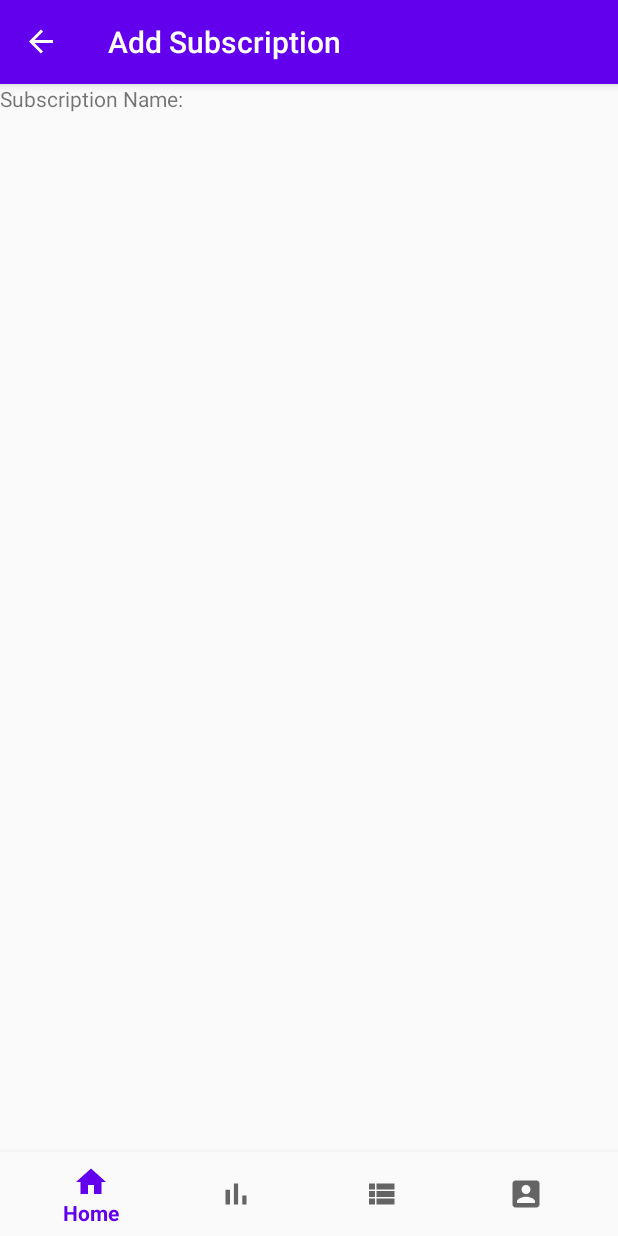
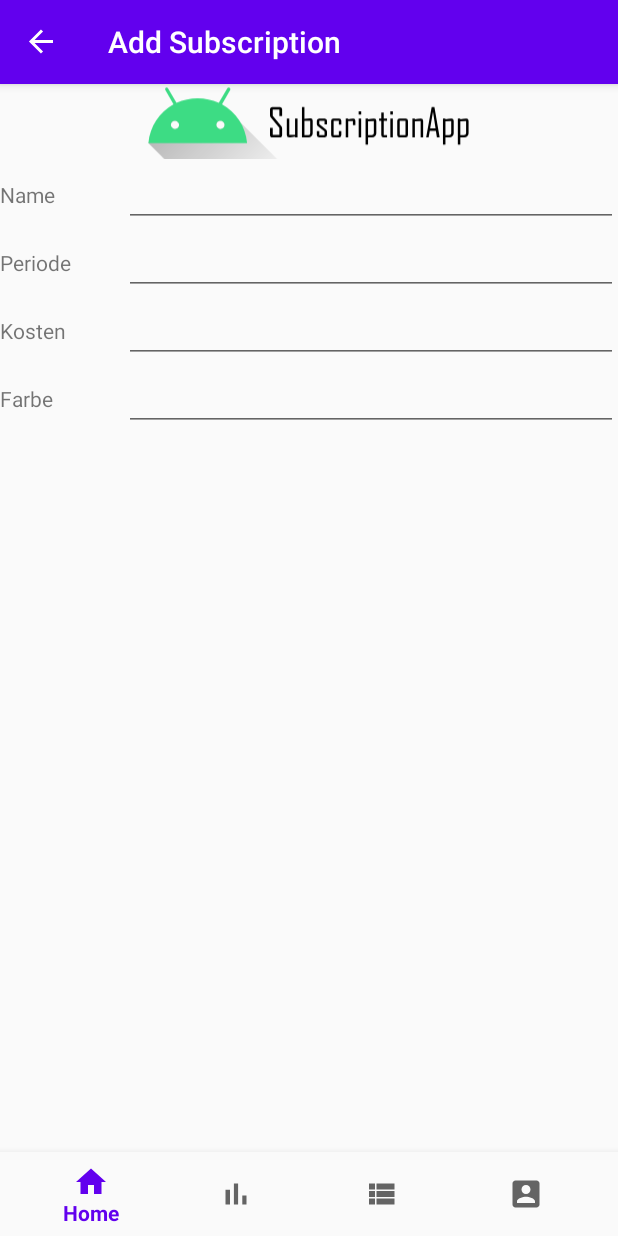
Before and after one commit to Marvin2611/SubscriptionApp, an Android app: the SubListAddFragment screen opened through its navigation route, on a phone screen of 412 x 824 dp. Run offline under Robolectric (Android 15) with nearby library versions, the phone set to English and light mode, and no system bars; our stand-ins replace navigation-ui; libraries missing offline, so code that uses them is left out: com.github.mikephil.charting; 13 statements that could not run were skipped.

```diff
--- a/app/src/main/res/layout/fragment_sublistadd.xml
+++ b/app/src/main/res/layout/fragment_sublistadd.xml
@@ -16,10 +16,85 @@
             android:layout_width="match_parent"
             android:layout_height="match_parent"
             android:orientation="vertical">
-            <TextView
-                android:layout_width="wrap_content"
+            <ImageView
+                android:id="@+id/imageView"
+                android:layout_width="match_parent"
+                android:layout_height="50dp"
+                android:scaleType="centerCrop"
+                android:adjustViewBounds="true"
+                android:src="@drawable/ic_banner_foreground" />
+           <LinearLayout
+               android:layout_width="match_parent"
+               android:layout_height="wrap_content"
+               android:orientation="horizontal">
+               <TextView
+                   android:layout_width="match_parent"
+                   android:layout_height="wrap_content"
+                   android:layout_weight=".8"
+                   android:text="Name"/>
+               <EditText
+                   android:layout_width="match_parent"
+                   android:layout_height="wrap_content"
+                   android:layout_weight=".2"
+                   android:ems="10"
+                   android:inputType="textPersonName" />
+           </LinearLayout>
+            <LinearLayout
+                android:layout_width="match_parent"
                 android:layout_height="wrap_content"
-                android:text="Subscription Name:"/>
+                android:orientation="horizontal">
+                <TextView
+                    android:layout_width="match_parent"
+                    android:layout_height="wrap_content"
+                    android:layout_weight=".8"
+                    android:text="Periode"/>
+                <EditText
+                    android:layout_width="match_parent"
+                    android:layout_height="wrap_content"
+                    android:layout_weight=".2"
+                    android:ems="10"
+                    android:inputType="textPersonName"/>
+            </LinearLayout>
+            <LinearLayout
+                android:layout_width="match_parent"
+                android:layout_height="wrap_content"
+                android:orientation="horizontal">
+                <TextView
+                    android:layout_width="match_parent"
+                    android:layout_height="wrap_content"
+                    android:layout_weight=".8"
+                    android:text="Kosten"/>
+                <EditText
+                    android:layout_width="match_parent"
+                    android:layout_height="wrap_content"
+                    android:layout_weight=".2"
+                    android:ems="10"
+                    android:inputType="textPersonName" />
+            </LinearLayout>
+            <LinearLayout
+                android:layout_width="match_parent"
+                android:layout_height="wrap_content"
+                android:orientation="horizontal">
+                <TextView
+                    android:layout_width="match_parent"
+                    android:layout_height="wrap_content"
+                    android:layout_weight=".8"
+                    android:text="Farbe"/>
+                <EditText
+                    android:layout_width="match_parent"
+                    android:layout_height="wrap_content"
+                    android:layout_weight=".2"
+                    android:ems="10"
+                    android:inputType="textPersonName" />
+            </LinearLayout>
+            <LinearLayout
+                android:layout_width="match_parent"
+                android:layout_height="wrap_content"
+                android:orientation="horizontal">
+            </LinearLayout>
+
+
+
 
         </LinearLayout>
     </FrameLayout>
```
